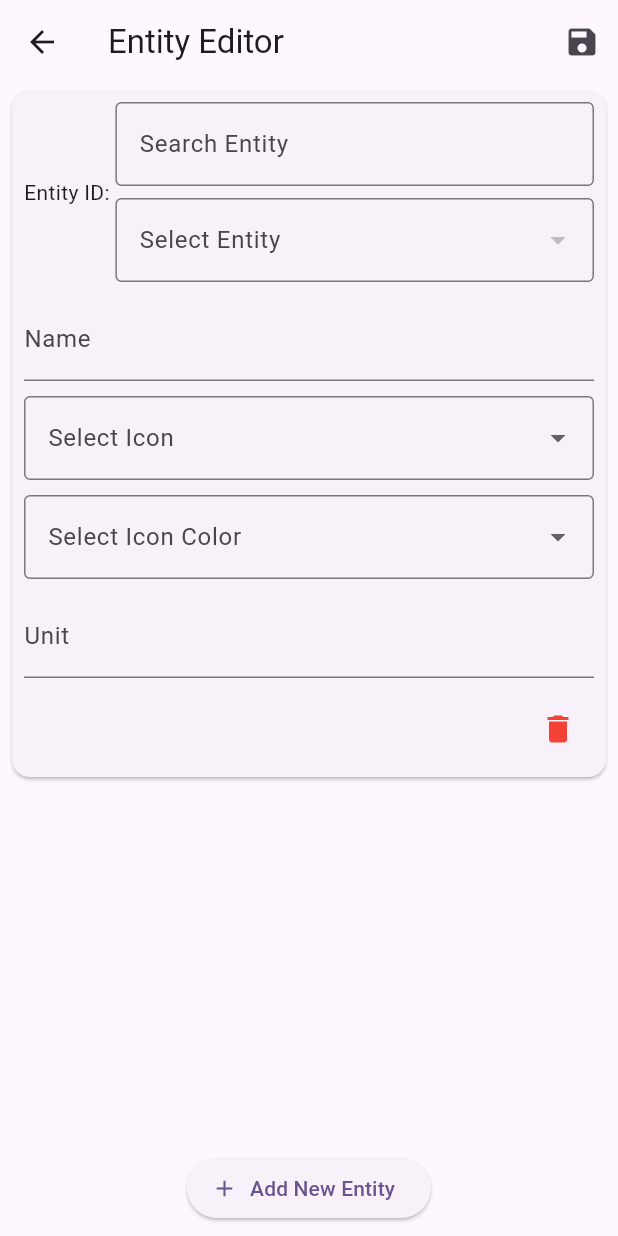
After one commit to jumajazu2/ontop, a Flutter app: the EntityEditor screen opened directly, after a tap on "Add New Entity", on a phone screen of 412 x 824 dp. The commit adds this screen. Run offline on Flutter 3.47's test engine with Material 3 defaults, Android fonts, the phone set to English and light mode, and no system bars; our stand-ins replace shared_preferences; missing offline and left inert: screen_retriever, window_manager; accounts and stored records are empty.

Commit message:
Entities editor

```diff
--- a/lib/config.json
+++ b/lib/config.json
@@ -72,7 +72,6 @@
       "icon_color": "orange",
       "unit": "W"
     }
-
   ],
   "API": [
     {
--- a/lib/entities.dart
+++ b/lib/entities.dart
@@ -48,7 +48,7 @@ Future createTextSpan(
     listResults[index] = [
       name,
       icon,
-      readFromApi[1],
+      readFromApi[1], //.toStringAsFixed(x)
       unit,
       jsonData["entities"][index]["icon_color"],
     ];
@@ -76,7 +76,6 @@ Future createTextSpan(
   //displayValues = output;
   print("------------------------------");
   print("Entities requested: $numberEntities, received ${resultsOut.length}");
-
 
   resultsOut = listResults;
   //print(displayValues);
--- /dev/null
+++ b/lib/entities_editor.dart
@@ -0,0 +1,278 @@
+import 'package:flutter/material.dart';
+import 'package:ontop/icons.dart'; // Import the icon and color mappings
+import 'package:ontop/logger.dart';
+import 'package:ontop/file_handling.dart'; // Import file handling functions
+import 'dart:convert'; // Import for JSON encoding/decoding
+import 'package:ontop/main.dart';
+import 'package:ontop/ha_api.dart';
+
+class EntityEditor extends StatefulWidget {
+  @override
+  _EntityEditorState createState() => _EntityEditorState();
+}
+
+class _EntityEditorState extends State<EntityEditor> {
+  List<Map<String, dynamic>> entities = []; // Temporary storage for entities
+  List<String> allEntities = []; // List of all available entities for dropdown
+  List<String> filteredEntities = []; // Filtered list for dropdown search
+  TextEditingController searchController = TextEditingController();
+
+  @override
+  void initState() {
+    super.initState();
+    loadEntitiesFromConfig(); // Load entities from config.json
+    fetchAvailableEntities(); // Fetch all available entities for dropdown
+  }
+
+  Future<void> loadEntitiesFromConfig() async {
+    // Load entities from config.json into the temporary variable
+    setState(() {
+      entities = List<Map<String, dynamic>>.from(jsonData["entities"]);
+    });
+  }
+
+  Future<void> fetchAvailableEntities() async {
+    try {
+      final baseUrl = jsonData["API"][0]["baseURL"];
+      var authorization = jsonData["API"][0]["Authorization"];
+      var contentType = jsonData["API"][0]["Content-Type"];
+      var headers = {
+        "Authorization": "$authorization",
+        "Content-Type": "$contentType",
+      };
+
+      final fetchedEntities = await fetchHomeAssistantAll(baseUrl, headers);
+      setState(() {
+        allEntities = fetchedEntities.cast<String>();
+        filteredEntities = allEntities; // Initially show all entities
+      });
+    } catch (e) {
+      print("Error fetching available entities: $e");
+    }
+  }
+
+  void filterEntities(String query) {
+    setState(() {
+      filteredEntities =
+          allEntities
+              .where(
+                (entity) => entity.toLowerCase().contains(query.toLowerCase()),
+              )
+              .toList();
+    });
+  }
+
+  void addNewEntity() {
+    setState(() {
+      entities.add({
+        "entityHA": "",
+        "type": "value",
+        "name": "",
+        "icon": "",
+        "icon_color": "",
+        "unit": "",
+      });
+    });
+  }
+
+  void saveEntitiesToFile() async {
+    // Save the updated entities to config.json
+    jsonData["entities"] = entities;
+    await writeConfigToFile(jsonData);
+    print("Entities saved to config.json");
+  }
+
+  @override
+  Widget build(BuildContext context) {
+    return Scaffold(
+      appBar: AppBar(
+        title: const Text("Entity Editor"),
+        actions: [
+          IconButton(
+            icon: const Icon(Icons.save),
+            onPressed: saveEntitiesToFile, // Save entities to file
+          ),
+        ],
+      ),
+      body: Column(
+        children: [
+          Expanded(
+            child: ListView.builder(
+              itemCount: entities.length,
+              itemBuilder: (context, index) {
+                final entity = entities[index];
+                return Card(
+                  margin: const EdgeInsets.symmetric(
+                    vertical: 4,
+                    horizontal: 8,
+                  ),
+                  child: Padding(
+                    padding: const EdgeInsets.all(8.0),
+                    child: Column(
+                      crossAxisAlignment: CrossAxisAlignment.start,
+                      children: [
+                        // Filterable Dropdown for Entity ID
+                        Row(
+                          children: [
+                            const Text("Entity ID: "),
+                            Expanded(
+                              child: Column(
+                                children: [
+                                  TextField(
+                                    controller: searchController,
+                                    decoration: const InputDecoration(
+                                      labelText: "Search Entity",
+                                      border: OutlineInputBorder(),
+                                    ),
+                                    onChanged: (value) {
+                                      filterEntities(value);
+                                    },
+                                  ),
+                                  const SizedBox(height: 8),
+                                  DropdownButtonFormField<String>(
+                                    value:
+                                        filteredEntities.contains(
+                                              entity["entityHA"],
+                                            )
+                                            ? entity["entityHA"]
+                                            : null, // Ensure the value is in the list or set to null
+                                    items:
+                                        filteredEntities.map((entityHA) {
+                                          return DropdownMenuItem<String>(
+                                            value: entityHA,
+                                            child: Text(entityHA),
+                                          );
+                                        }).toList(),
+                                    onChanged: (value) {
+                                      setState(() {
+                                        entities[index]["entityHA"] =
+                                            value ?? "";
+                                      });
+                                    },
+                                    decoration: const InputDecoration(
+                                      labelText: "Select Entity",
+                                      border: OutlineInputBorder(),
+                                    ),
+                                  ),
+                                ],
+                              ),
+                            ),
+                          ],
+                        ),
+                        const SizedBox(height: 10),
+                        // Editable fields for other properties
+                        TextFormField(
+                          initialValue: entity["name"],
+                          decoration: const InputDecoration(labelText: "Name"),
+                          onChanged: (value) {
+                            setState(() {
+                              entities[index]["name"] = value;
+                            });
+                          },
+                        ),
+                        const SizedBox(height: 10),
+                        // Dropdown for Icon
+                        DropdownButtonFormField<String>(
+                          value:
+                              entity["icon"].isNotEmpty ? entity["icon"] : null,
+                          items:
+                              iconMap.keys.map((iconKey) {
+                                return DropdownMenuItem<String>(
+                                  value: iconKey,
+                                  child: Row(
+                                    children: [
+                                      Icon(iconMap[iconKey]),
+                                      const SizedBox(width: 8),
+                                      Text(iconKey),
+                                    ],
+                                  ),
+                                );
+                              }).toList(),
+                          onChanged: (value) {
+                            setState(() {
+                              entities[index]["icon"] = value ?? "";
+                            });
+                          },
+                          decoration: const InputDecoration(
+                            labelText: "Select Icon",
+                            border: OutlineInputBorder(),
+                          ),
+                        ),
+                        const SizedBox(height: 10),
+                        // Dropdown for Icon Color
+                        DropdownButtonFormField<String>(
+                          value:
+                              entity["icon_color"].isNotEmpty
+                                  ? entity["icon_color"]
+                                  : null,
+                          items:
+                              iconColor.keys.map((colorKey) {
+                                return DropdownMenuItem<String>(
+                                  value: colorKey,
+                                  child: Row(
+                                    children: [
+                                      Container(
+                                        width: 16,
+                                        height: 16,
+                                        color: iconColor[colorKey],
+                                      ),
+                                      const SizedBox(width: 8),
+                                      Text(colorKey),
+                                    ],
+                                  ),
+                                );
+                              }).toList(),
+                          onChanged: (value) {
+                            setState(() {
+                              entities[index]["icon_color"] = value ?? "";
+                            });
+                          },
+                          decoration: const InputDecoration(
+                            labelText: "Select Icon Color",
+                            border: OutlineInputBorder(),
+                          ),
+                        ),
+                        const SizedBox(height: 10),
+                        TextFormField(
+                          initialValue: entity["unit"],
+                          decoration: const InputDecoration(labelText: "Unit"),
+                          onChanged: (value) {
+                            setState(() {
+                              entities[index]["unit"] = value;
+                            });
+                          },
+                        ),
+                        const SizedBox(height: 10),
+                        // Delete button
+                        Align(
+                          alignment: Alignment.centerRight,
+                          child: IconButton(
+                            icon: const Icon(Icons.delete, color: Colors.red),
+                            onPressed: () {
+                              setState(() {
+                                entities.removeAt(index);
+                              });
+                            },
+                          ),
+                        ),
+                      ],
+                    ),
+                  ),
+                );
+              },
+            ),
+          ),
+          // Add New Entity Button
+          Padding(
+            padding: const EdgeInsets.all(8.0),
+            child: ElevatedButton.icon(
+              onPressed: addNewEntity,
+              icon: const Icon(Icons.add),
+              label: const Text("Add New Entity"),
+            ),
+          ),
+        ],
+      ),
+    );
+  }
+}
--- a/lib/file_handling.dart
+++ b/lib/file_handling.dart
@@ -1,5 +1,6 @@
 import 'dart:convert';
 import 'dart:io';
+import 'package:flutter/material.dart';
 import 'package:path_provider/path_provider.dart';
 import 'package:path/path.dart' as p;
 import 'package:flutter/foundation.dart';
@@ -84,7 +85,10 @@ Future<void> writeSettingsToFile(Map<String, dynamic> newJsonData) async {
     final jsonString = const JsonEncoder.withIndent('  ').convert(newJsonData);
     await file.writeAsString(jsonString);
 
-    myHomePageKey.currentState?.dataError("Settings saved successfully");
+    myHomePageKey.currentState?.dataError(
+      "Settings saved successfully",
+      color: Colors.green,
+    );
     print("Settings JSON written successfully:\n$jsonString");
   } catch (e) {
     myHomePageKey.currentState?.dataError("Settings save failed");
--- a/lib/main.dart
+++ b/lib/main.dart
@@ -128,7 +128,7 @@ class _MyHomePageState extends State<MyHomePage> {
     return DateTime.now().difference(lastBuildTime!).inSeconds;
   }
 
-  void dataError(String message) async {
+  void dataError(String message, {Color color = Colors.red}) async {
     LogManager logger = LogManager();
 
     await logger.log("$message  ${resultsOut.toString()}");
@@ -149,7 +149,7 @@ class _MyHomePageState extends State<MyHomePage> {
     ScaffoldMessenger.of(context).showSnackBar(
       SnackBar(
         content: Text(message),
-        backgroundColor: Colors.red,
+        backgroundColor: color,
         duration: Duration(milliseconds: 3000),
       ),
     );
```
Also changed, not shown: lib/settings.dart (+4 -121 lines).
